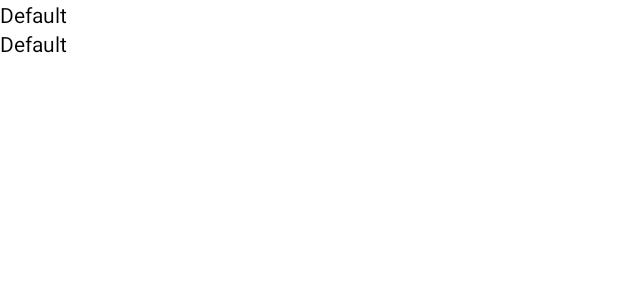
After one commit to AlehKastsiukovich/Travel_Helper_It_Academy, an Android app: the layout marker_info_layout.xml on its own in the app's theme, with its tools: preview values and no code run, on a phone screen of 412 x 824 dp. The commit adds this screen. Shown: the top 300 px of the screen. Run offline under Robolectric (Android 15) with nearby library versions, the phone set to English and light mode, and no system bars.

Commit message:
add MarkerHelper class

```diff
--- a/app/build.gradle
+++ b/app/build.gradle
@@ -54,6 +54,7 @@ android {
 }
 
 dependencies {
+    implementation 'com.androidmapsextensions:android-maps-extensions:2.4.0'
     implementation "io.coil-kt:coil:1.1.0"
     implementation 'com.google.maps.android:android-maps-utils:0.5'
     implementation 'androidx.lifecycle:lifecycle-runtime-ktx:2.2.0'
--- a/app/src/main/java/by/itacademy/training/travelhelper/ui/view/CountryActivity.kt
+++ b/app/src/main/java/by/itacademy/training/travelhelper/ui/view/CountryActivity.kt
@@ -4,9 +4,9 @@ import android.os.Bundle
 import androidx.appcompat.app.AppCompatActivity
 import androidx.fragment.app.Fragment
 import by.itacademy.training.travelhelper.R
+import by.itacademy.training.travelhelper.app.App
 import by.itacademy.training.travelhelper.databinding.ActivityCountryBinding
 import by.itacademy.training.travelhelper.di.component.CountryActivityComponent
-import by.itacademy.training.travelhelper.app.App
 import by.itacademy.training.travelhelper.ui.viewmodel.CountryDescriptionViewModel
 import javax.inject.Inject
 
--- /dev/null
+++ b/app/src/main/res/layout/marker_info_layout.xml
@@ -0,0 +1,28 @@
+<?xml version="1.0" encoding="utf-8"?>
+<androidx.constraintlayout.widget.ConstraintLayout xmlns:android="http://schemas.android.com/apk/res/android"
+    android:layout_width="match_parent"
+    android:layout_height="wrap_content"
+    xmlns:app="http://schemas.android.com/apk/res-auto">
+
+    <TextView
+        android:id="@+id/markerTitleTextView"
+        android:layout_width="match_parent"
+        android:layout_height="wrap_content"
+        android:text="@string/default_txt"
+        app:layout_constraintTop_toTopOf="parent"
+        app:layout_constraintStart_toStartOf="parent"
+        app:layout_constraintEnd_toEndOf="parent"/>
+
+    <ImageView
+        android:id="@+id/markerImageView"
+        android:layout_width="match_parent"
+        android:layout_height="wrap_content"
+        app:layout_constraintTop_toBottomOf="@+id/markerTitleTextView"/>
+
+    <TextView
+        android:id="@+id/markerDescriptionTextView"
+        android:layout_width="match_parent"
+        android:layout_height="wrap_content"
+        android:text="@string/default_txt"
+        app:layout_constraintTop_toBottomOf="@+id/markerImageView"/>
+</androidx.constraintlayout.widget.ConstraintLayout>
```
Also changed, not shown: app/src/main/java/by/itacademy/training/travelhelper/ui/adapter/MarkerInfoWindowAdapter.kt (added, +24 -0 lines), app/src/main/java/by/itacademy/training/travelhelper/ui/view/MapsFragment.kt (+18 -4 lines), app/src/main/java/by/itacademy/training/travelhelper/ui/viewmodel/VideoListViewModel.kt (+6 -3 lines), app/src/main/java/by/itacademy/training/travelhelper/util/MarkerHelper.kt (added, +10 -0 lines).
